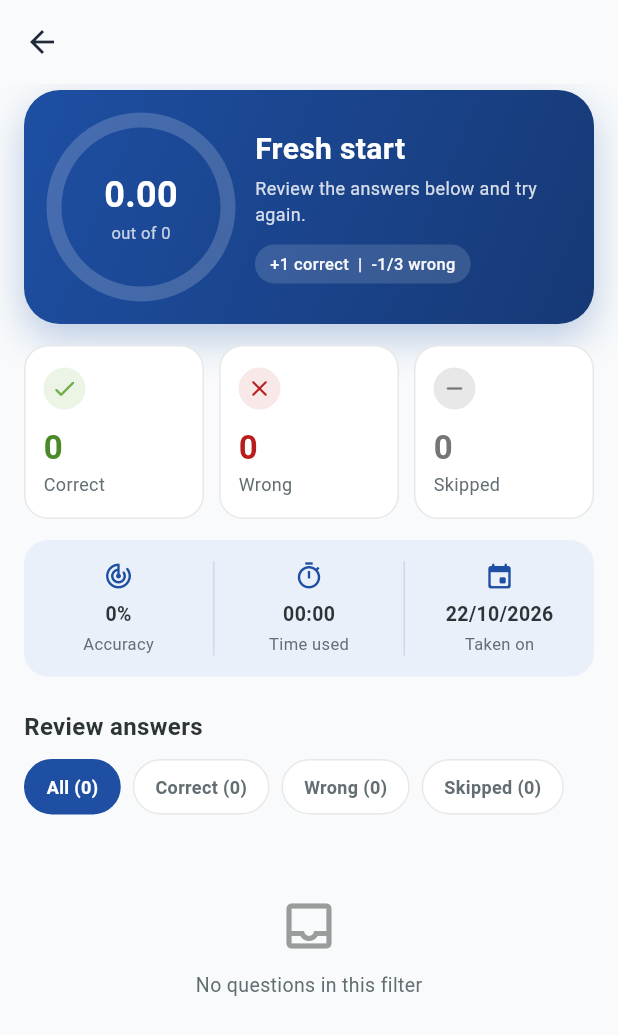
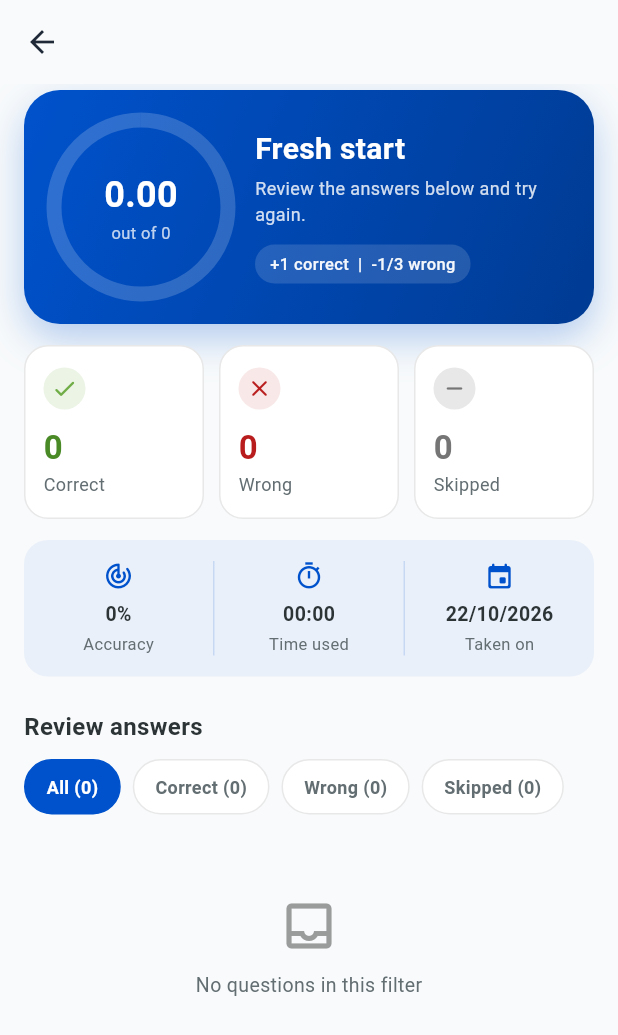
Before and after one commit to shivamkumarnayak/platform_prep, a Flutter app: the ResultScreen screen opened directly with empty values, on a phone screen of 412 x 824 dp. Shown: the top 1035 px of the screen. Run offline on Flutter 3.47's test engine with Material 3 defaults, Android fonts, the light colour scheme and no system bars; our stand-ins replace google_fonts, shared_preferences; accounts and stored records are empty.

Commit message:
Change primary color

```diff
--- a/lib/utils/theme.dart
+++ b/lib/utils/theme.dart
@@ -24,7 +24,7 @@ class GalleryThemeData {
   static Color primaryColorSecondVersion = const Color(0xFFD3E0F5);
 
   static const ColorScheme colorScheme = ColorScheme(
-    primary: Color(0xFF1E4FA3),
+    primary: Color(0xFF0052CC),
     onPrimary: Colors.white,
     secondary: Color(0xFFF59E0B),
     onSecondary: Color(0xFF1A1A1A),
```
